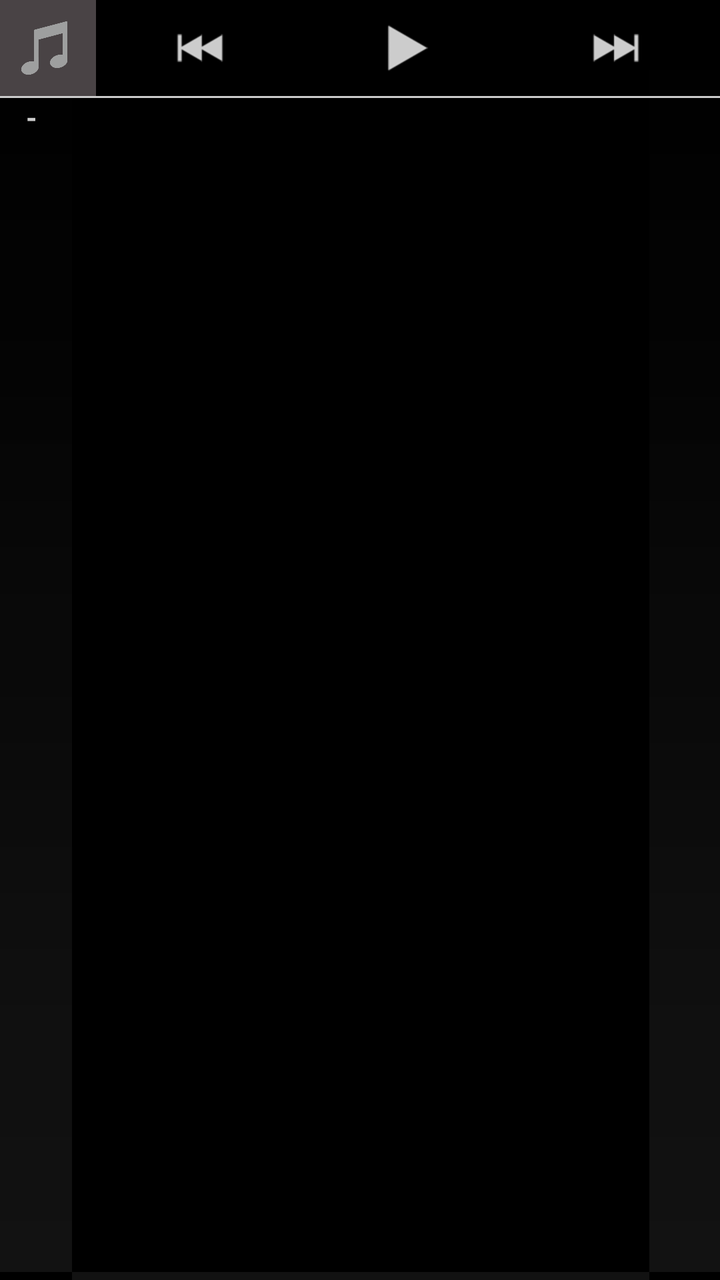
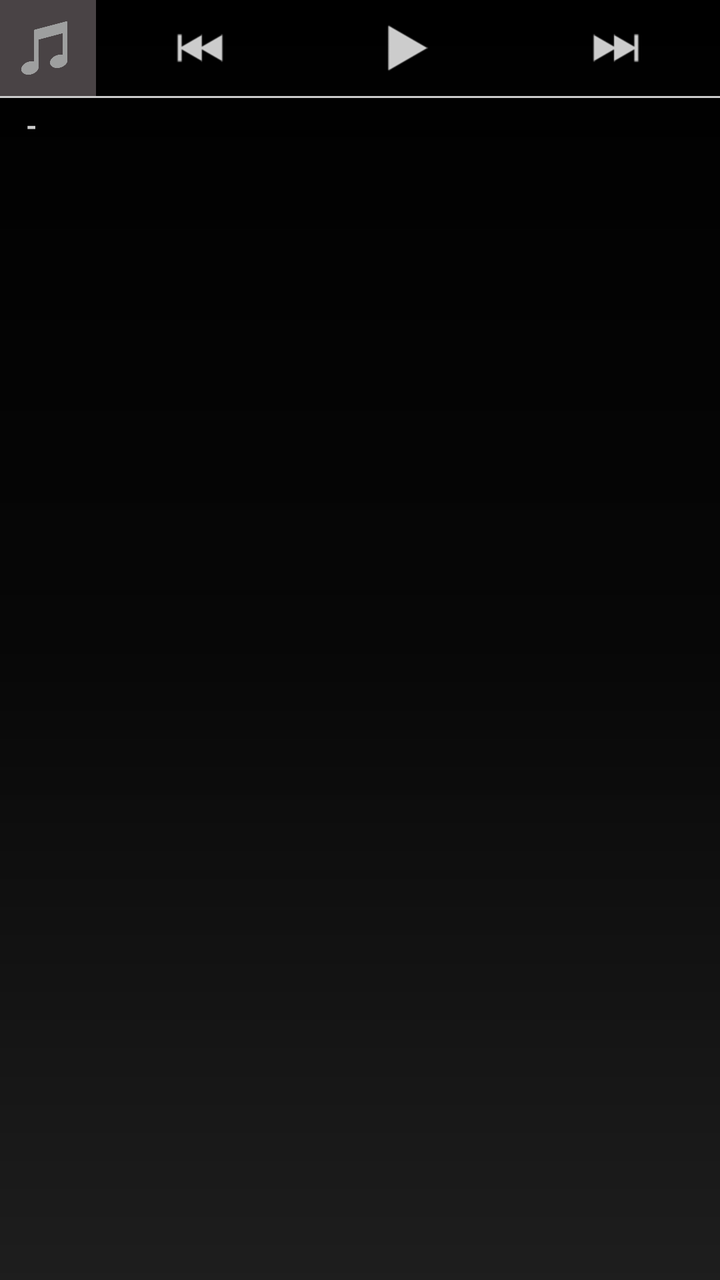

The first picture is an Android layout as it rendered before a commit; the second is the same layout after the commit. The layout source and the unified diff follow.
<!-- AndroidManifest.xml: application theme Apollo.Theme.Dark -->
<!-- res/layout/app_widget_small.xml -->
<?xml version="1.0" encoding="utf-8"?>
<LinearLayout xmlns:android="http://schemas.android.com/apk/res/android"
	xmlns:tools="http://schemas.android.com/tools"
	android:orientation="vertical"
	android:layout_width="match_parent"
	android:layout_height="wrap_content"
	android:background="@drawable/appwidget_bg"
	tools:ignore="ContentDescription">

	<LinearLayout
		android:orientation="horizontal"
		android:layout_width="match_parent"
		android:layout_height="wrap_content"
		android:gravity="center_horizontal"
		android:layout_gravity="fill_horizontal"
		android:focusable="true">

		<ImageView
			android:id="@+id/app_widget_small_image"
			android:layout_width="@dimen/app_widget_small_artwork_size"
			android:layout_height="@dimen/app_widget_small_artwork_size"
			android:background="@drawable/default_artwork"
			android:scaleType="centerInside" />

		<ImageButton
			android:id="@+id/app_widget_small_previous"
			android:layout_width="0dp"
			android:layout_height="@dimen/app_widget_small_button_height"
			android:layout_weight="1"
			android:background="@android:color/transparent"
			android:padding="@dimen/app_widget_small_button_padding"
			android:contentDescription="@string/accessibility_prev"
			android:focusable="true"
			android:src="@drawable/btn_playback_previous" />

		<ImageButton
			android:id="@+id/app_widget_small_play"
			android:layout_width="0dp"
			android:layout_height="@dimen/app_widget_small_button_height"
			android:layout_weight="1"
			android:background="@android:color/transparent"
			android:padding="@dimen/app_widget_small_button_padding"
			android:contentDescription="@string/accessibility_play"
			android:focusable="true"
			android:src="@drawable/btn_playback_play" />

		<ImageButton
			android:id="@+id/app_widget_small_next"
			android:layout_width="0dp"
			android:layout_height="@dimen/app_widget_small_button_height"
			android:layout_weight="1"
			android:background="@android:color/transparent"
			android:padding="@dimen/app_widget_small_button_padding"
			android:contentDescription="@string/accessibility_next"
			android:focusable="true"
			android:src="@drawable/btn_playback_next" />

	</LinearLayout>

	<ImageView
		android:layout_width="match_parent"
		android:layout_height="1dp"
		android:background="@color/transparent_white"
		android:paddingTop="1dp" />

	<LinearLayout
		android:id="@+id/app_widget_small_info_container"
		android:orientation="horizontal"
		android:layout_width="match_parent"
		android:layout_height="wrap_content"
		android:paddingStart="@dimen/app_widget_small_info_container_padding_left"
		android:paddingEnd="@dimen/app_widget_small_info_container_padding_right"
		android:layout_marginBottom="@dimen/app_widget_bottom_margin"
		android:gravity="center_vertical"
		android:layout_gravity="fill"
		android:focusable="true">

		<TextView
			android:id="@+id/app_widget_small_line_one"
			android:layout_width="wrap_content"
			android:layout_height="wrap_content"
			android:lines="1"
			android:textColor="@android:color/white"
			android:textSize="@dimen/text_size_small"
			android:textStyle="bold" />

		<TextView
			android:layout_width="wrap_content"
			android:layout_height="wrap_content"
			android:paddingStart="5dp"
			android:paddingEnd="5dp"
			android:lines="1"
			android:text="@string/app_widget_text_separator"
			android:textColor="@color/transparent_white"
			android:textSize="@dimen/text_size_small"
			android:textStyle="bold" />

		<TextView
			android:id="@+id/app_widget_small_line_two"
			android:layout_width="wrap_content"
			android:layout_height="wrap_content"
			android:ellipsize="marquee"
			android:singleLine="true"
			android:textColor="@color/transparent_white"
			android:textSize="@dimen/text_size_small" />

	</LinearLayout>

</LinearLayout>
<!-- resources referenced by this layout -->
<resources>
  <color name="transparent_white">#ffcccccc</color>
  <dimen name="app_widget_bottom_margin">4.0dp</dimen>
  <dimen name="app_widget_small_artwork_size">48.0dp</dimen>
  <dimen name="app_widget_small_button_height">48.0dp</dimen>
  <dimen name="app_widget_small_button_padding">8.0dp</dimen>
  <dimen name="app_widget_small_info_container_padding_left">8.0dp</dimen>
  <dimen name="app_widget_small_info_container_padding_right">8.0dp</dimen>
  <dimen name="text_size_small">14.0sp</dimen>
  <!-- drawable appwidget_bg: png bitmap (drawable-hdpi, 489 bytes) -->
  <!-- drawable btn_playback_next: png bitmap (drawable-hdpi, 1521 bytes) -->
  <!-- drawable btn_playback_play: png bitmap (drawable-hdpi, 1410 bytes) -->
  <!-- drawable btn_playback_previous: png bitmap (drawable-hdpi, 1503 bytes) -->
  <!-- drawable default_artwork: png bitmap (drawable-hdpi, 4712 bytes) -->
  <string name="accessibility_next">Next</string>
  <string name="accessibility_play">Play</string>
  <string name="accessibility_prev">Previous</string>
  <string name="app_widget_text_separator" translatable="false">-</string>
  <style name="Apollo.Theme.Dark" parent="Theme.AppCompat.NoActionBar">
  		<item name="android:colorPrimaryDark">@color/apollo_dark</item>
  		<item name="android:windowActionBar">false</item>
  		<item name="android:windowNoTitle">true</item>
  		<item name="android:colorAccent">@android:color/white</item>
  		<item name="android:colorBackground">@android:color/black</item>
  		<item name="android:windowContentOverlay">@null</item>
  		<item name="android:windowAnimationStyle">@style/TransactionPending</item>
  		<item name="android:navigationBarColor">@android:color/black</item>
  		<item name="android:fitsSystemWindows">true</item>
  	</style>
  <color name="apollo_dark">#ff0a0a0a</color>
  <style name="TransactionPending" parent="@android:style/Animation">
  		<item name="android:activityOpenEnterAnimation">@android:anim/fade_in</item>
  		<item name="android:activityOpenExitAnimation">@android:anim/fade_out</item>
  		<item name="android:activityCloseEnterAnimation">@android:anim/fade_in</item>
  		<item name="android:activityCloseExitAnimation">@android:anim/fade_out</item>
  	</style>
</resources>

<!-- the commit's change to res/layout/app_widget_small.xml (unified diff, before → after) -->
@@ -4,7 +4,7 @@
 	android:orientation="vertical"
 	android:layout_width="match_parent"
 	android:layout_height="wrap_content"
-	android:background="@drawable/appwidget_bg"
+	android:background="@drawable/widget_background"
 	tools:ignore="ContentDescription">
 
 	<LinearLayout
@@ -70,7 +70,8 @@
 		android:layout_height="wrap_content"
 		android:paddingStart="@dimen/app_widget_small_info_container_padding_left"
 		android:paddingEnd="@dimen/app_widget_small_info_container_padding_right"
-		android:layout_marginBottom="@dimen/app_widget_bottom_margin"
+		android:layout_marginTop="@dimen/app_widget_layout_margin"
+		android:layout_marginBottom="@dimen/app_widget_layout_margin"
 		android:gravity="center_vertical"
 		android:layout_gravity="fill"
 		android:focusable="true">
<!-- resource entries referenced after the edit -->
@@ -1,18 +1,27 @@
 <!-- resources referenced by this layout -->
 <resources>
   <color name="transparent_white">#ffcccccc</color>
-  <dimen name="app_widget_bottom_margin">4.0dp</dimen>
+  <dimen name="app_widget_layout_margin">4.0dp</dimen>
   <dimen name="app_widget_small_artwork_size">48.0dp</dimen>
   <dimen name="app_widget_small_button_height">48.0dp</dimen>
   <dimen name="app_widget_small_button_padding">8.0dp</dimen>
   <dimen name="app_widget_small_info_container_padding_left">8.0dp</dimen>
   <dimen name="app_widget_small_info_container_padding_right">8.0dp</dimen>
   <dimen name="text_size_small">14.0sp</dimen>
-  <!-- drawable appwidget_bg: png bitmap (drawable-hdpi, 489 bytes) -->
   <!-- drawable btn_playback_next: png bitmap (drawable-hdpi, 1521 bytes) -->
   <!-- drawable btn_playback_play: png bitmap (drawable-hdpi, 1410 bytes) -->
   <!-- drawable btn_playback_previous: png bitmap (drawable-hdpi, 1503 bytes) -->
   <!-- drawable default_artwork: png bitmap (drawable-hdpi, 4712 bytes) -->
+  <!-- drawable widget_background (drawable) -->
+  <?xml version="1.0" encoding="utf-8"?>
+  <shape xmlns:android="http://schemas.android.com/apk/res/android">
+  	<gradient
+  		android:type="linear"
+  		android:angle="270"
+  		android:startColor="#df000000"
+  		android:centerColor="#df080808"
+  		android:endColor="#df222222" />
+  </shape>
   <string name="accessibility_next">Next</string>
   <string name="accessibility_play">Play</string>
   <string name="accessibility_prev">Previous</string>
